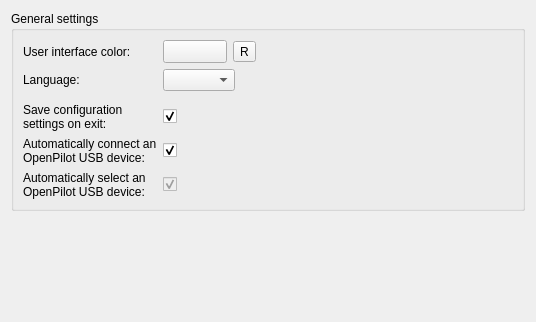
This is ground/openpilotgcs/src/plugins/coreplugin/generalsettings.ui in openpilot/OpenPilot as Qt 5 draws it before an edit. The edited form follows.
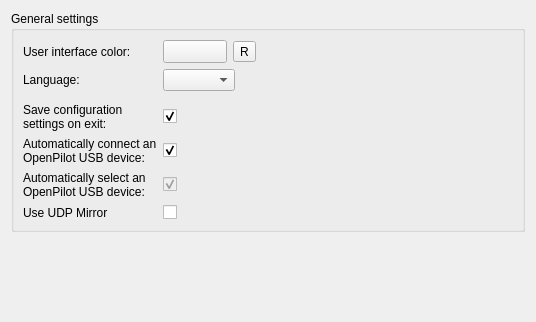
This is the edited form. Icons and pictures are not drawn. Custom widgets are drawn as their Qt base class.

Commit message: GCS - added an UDP UAVTalk mirror.

Diff of the .ui file:
```diff
--- a/ground/openpilotgcs/src/plugins/coreplugin/generalsettings.ui
+++ b/ground/openpilotgcs/src/plugins/coreplugin/generalsettings.ui
@@ -178,6 +178,20 @@
         </property>
        </widget>
       </item>
+      <item row="12" column="1">
+       <widget class="QCheckBox" name="cbUseUDPMirror">
+        <property name="text">
+         <string/>
+        </property>
+       </widget>
+      </item>
+      <item row="12" column="0">
+       <widget class="QLabel" name="labelUDP">
+        <property name="text">
+         <string>Use UDP Mirror</string>
+        </property>
+       </widget>
+      </item>
      </layout>
     </widget>
    </item>
```
The commit also changes 5 other files.
